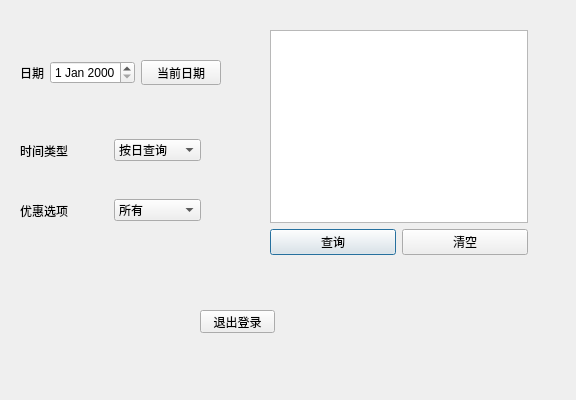
This is code/TicketMaster/admindlg.ui in NorthWardTop/TicketMaster as Qt 5 draws it before an edit. The edited form follows.
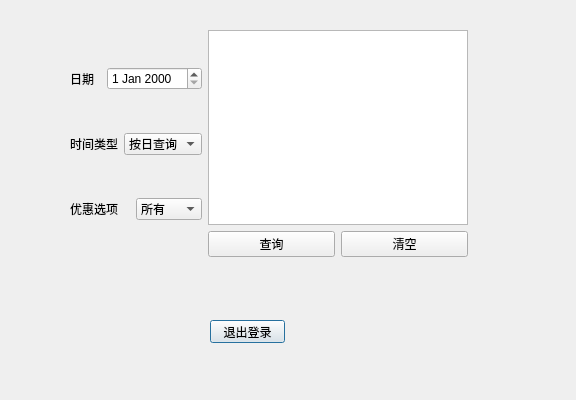
This is the edited form.

```diff
--- a/code/TicketMaster/admindlg.ui
+++ b/code/TicketMaster/admindlg.ui
@@ -13,15 +13,46 @@
   <property name="windowTitle">
    <string>Dialog</string>
   </property>
-  <widget class="QWidget" name="layoutWidget">
+  <widget class="QPushButton" name="btn_logout">
    <property name="geometry">
     <rect>
-     <x>20</x>
-     <y>130</y>
-     <width>181</width>
-     <height>41</height>
+     <x>210</x>
+     <y>320</y>
+     <width>75</width>
+     <height>23</height>
     </rect>
    </property>
+   <property name="text">
+    <string>退出登录</string>
+   </property>
+  </widget>
+  <widget class="QWidget" name="">
+   <property name="geometry">
+    <rect>
+     <x>70</x>
+     <y>30</y>
+     <width>398</width>
+     <height>227</height>
+    </rect>
+   </property>
+   <layout class="QHBoxLayout" name="horizontalLayout_5">
+    <item>
+     <layout class="QVBoxLayout" name="verticalLayout_2">
+      <item>
+       <layout class="QHBoxLayout" name="horizontalLayout">
+        <item>
+         <widget class="QLabel" name="label">
+          <property name="text">
+           <string>日期</string>
+          </property>
+         </widget>
+        </item>
+        <item>
+         <widget class="QDateEdit" name="date_query"/>
+        </item>
+       </layout>
+      </item>
+      <item>
    <layout class="QHBoxLayout" name="horizontalLayout_4">
     <item>
      <widget class="QLabel" name="label_3">
@@ -45,16 +76,8 @@
      </widget>
     </item>
    </layout>
-  </widget>
-  <widget class="QWidget" name="layoutWidget">
-   <property name="geometry">
-    <rect>
-     <x>20</x>
-     <y>190</y>
-     <width>181</width>
-     <height>41</height>
-    </rect>
-   </property>
+      </item>
+      <item>
    <layout class="QHBoxLayout" name="horizontalLayout_2">
     <item>
      <widget class="QLabel" name="label_2">
@@ -93,16 +116,10 @@
      </widget>
     </item>
    </layout>
-  </widget>
-  <widget class="QWidget" name="layoutWidget">
-   <property name="geometry">
-    <rect>
-     <x>270</x>
-     <y>30</y>
-     <width>258</width>
-     <height>225</height>
-    </rect>
-   </property>
+      </item>
+     </layout>
+    </item>
+    <item>
    <layout class="QVBoxLayout" name="verticalLayout">
     <item>
      <widget class="QTextEdit" name="textEdit"/>
@@ -126,49 +143,9 @@
      </layout>
     </item>
    </layout>
-  </widget>
-  <widget class="QWidget" name="layoutWidget">
-   <property name="geometry">
-    <rect>
-     <x>20</x>
-     <y>60</y>
-     <width>201</width>
-     <height>25</height>
-    </rect>
-   </property>
-   <layout class="QHBoxLayout" name="horizontalLayout">
-    <item>
-     <widget class="QLabel" name="label">
-      <property name="text">
-       <string>日期</string>
-      </property>
-     </widget>
-    </item>
-    <item>
-     <widget class="QDateEdit" name="date_query"/>
-    </item>
-    <item>
-     <widget class="QPushButton" name="btn_currDate">
-      <property name="text">
-       <string>当前日期</string>
-      </property>
-     </widget>
     </item>
    </layout>
   </widget>
-  <widget class="QPushButton" name="pushButton_4">
-   <property name="geometry">
-    <rect>
-     <x>200</x>
-     <y>310</y>
-     <width>75</width>
-     <height>23</height>
-    </rect>
-   </property>
-   <property name="text">
-    <string>退出登录</string>
-   </property>
-  </widget>
  </widget>
  <resources/>
  <connections/>
```
Left out of the diff: 8 changed lines with no effect on the pictures. Lines whose indentation alone changed are shown as unchanged.
